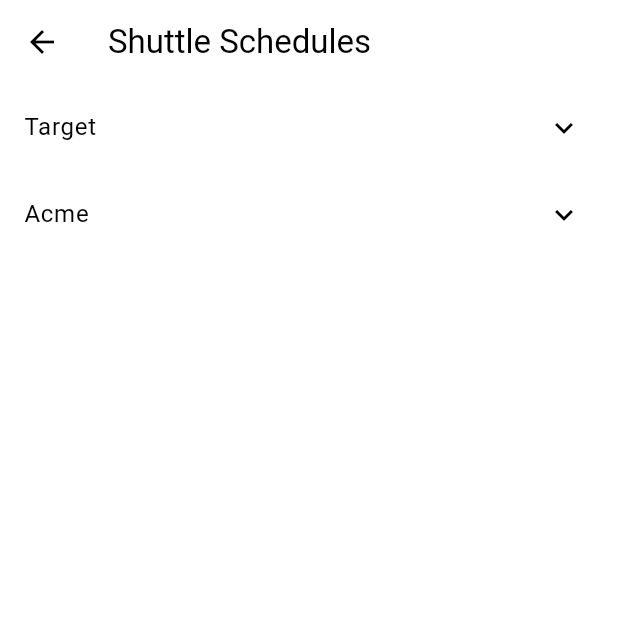
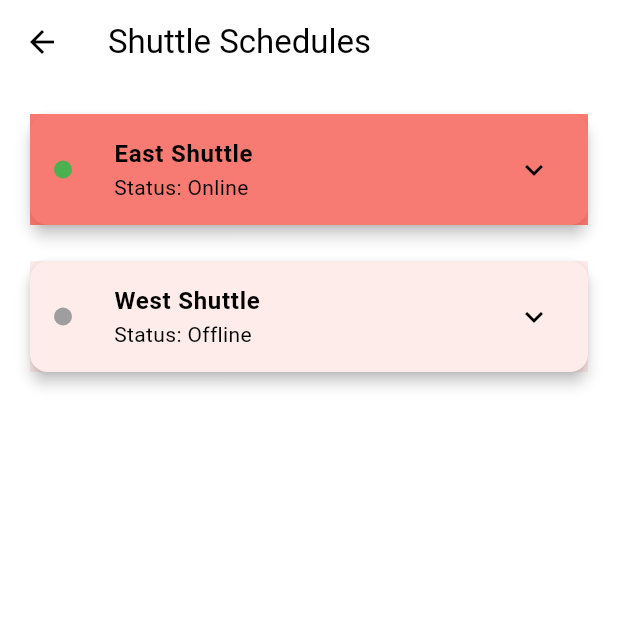
Before and after one commit to ryanhassell/sjuapp, a Flutter app: the ShuttleSchedulePage screen opened directly, on a phone screen of 412 x 824 dp, the top half of it. Run offline on Flutter 3.47's test engine with Material 2 defaults, Android fonts, the light colour scheme and no system bars; our stand-ins replace google_maps_flutter; missing offline and left inert: flutter_google_places, google_maps_webservice.

Commit message:
added more accurate schedules and reformated for better styling

```diff
--- a/lib/main.dart
+++ b/lib/main.dart
@@ -30,8 +30,8 @@
         ),
         useMaterial3: true,
       ),
-      // home: const MyHomePage(title: 'SJU App Home'), // UNCOMMENT TO GO TO HOME PAGE
-      home: RegistrationPage(), // UNCOMMENT FOR TESTING LOGIN
+       home: const MyHomePage(title: 'SJU App Home'), // UNCOMMENT TO GO TO HOME PAGE
+      //home: RegistrationPage(), // UNCOMMENT FOR TESTING LOGIN
     );
   }
 }
--- a/lib/shuttle_schedule.dart
+++ b/lib/shuttle_schedule.dart
@@ -1,6 +1,4 @@
-// shuttle_schedule.dart
 import 'package:flutter/material.dart';
-
 
 class ShuttleSchedulePage extends StatelessWidget {
   @override
@@ -9,53 +7,125 @@
       appBar: AppBar(
         title: Text('Shuttle Schedules'),
       ),
-      body: ListView.builder(
-        itemCount: exampleSchedules.length,
-        itemBuilder: (context, index) {
-          final schedule = exampleSchedules[index];
-          return ExpansionTile(
-            title: Text(schedule.destination),
-            children: schedule.schedule
-                .map((daySchedule) => ListTile(
-              title: Text(daySchedule.day),
-              subtitle: Text(daySchedule.timings.join(', ')),
-            ))
-                .toList(),
-          );
-        },
+      body: ListView(
+        padding: EdgeInsets.all(16.0),
+        children: [
+          ShuttleTile(shuttleType: 'East', shuttleStatus: 'Online'), // Replace with actual status
+          SizedBox(height: 16),
+          ShuttleTile(shuttleType: 'West', shuttleStatus: 'Offline'), // Replace with actual status
+        ],
       ),
     );
   }
 }
 
-class ShuttleSchedule {
-  final String destination;
-  final List<DaySchedule> schedule;
+class ShuttleTile extends StatelessWidget {
+  final String shuttleType;
+  final String shuttleStatus;
 
-  ShuttleSchedule(this.destination, this.schedule);
+  const ShuttleTile({
+    Key? key,
+    required this.shuttleType,
+    required this.shuttleStatus,
+  }) : super(key: key);
+
+  @override
+  Widget build(BuildContext context) {
+
+    String scheduleInfo = shuttleType == 'East'
+        ? 'The East Shuttle runs continuous loops between Main Campus and the Presidential City Apartments (3900 City Avenue) during the following hours: '
+        '\n\nMonday-Friday –  7:20 a.m.-10:50 p.m.\nSaturday and Sunday – 10:20 a.m.-10:50 p.m.\n\nStops:\nMandeville Hall\n50th and City Avenue'
+        '\n47th & City Avenue (City Ave North of 47th Street)\nTarget Shopping Center (City Ave North of Monument)\nPresidential/Lincoln Green (Stop is at Lincoln Green)'
+        '\nBala Shopping Center (City Ave South of 47th Street)\nBala Ave & City Avenue'
+        '\n\n*Please note that there is a stoppage in service from 10:20 a.m.-1:20 p.m., Monday-Friday and from 1:20 p.m.-3:20 p.m. on Saturday and Sunday.'
+        : 'The West Shuttle runs continuous loops between Main Campus and Merion Gardens during the following hours: '
+        '\n\nMonday-Friday: \nShuttle 1: 8:00 a.m.-3:15 p.m.\nShuttle 2: 7:15 a.m.-10:50 p.m.\n\nSaturday-Sunday:\n10:20 a.m.-10:50 p.m.'
+        '\n\nStops:\nMandeville Hall\nCardinal Avenue Entrance Gate\nMerion Gardens\nOverbrook and City (Septa Stop)\nCardinal Avenue (Septa Stop)';
+
+    return Card(
+      elevation: 4,
+      child: Container(
+        color: shuttleType == 'East'
+            ? shuttleStatus == 'Online' ? Colors.red.withOpacity(0.7) : Colors.red.withOpacity(0.1)
+            : shuttleStatus == 'Online' ? Colors.red.withOpacity(0.7) : Colors.red.withOpacity(0.1),
+        child: ExpansionTile(
+          leading: Container(
+            width: 12,
+            height: 12,
+            decoration: BoxDecoration(
+              shape: BoxShape.circle,
+              color: shuttleStatus == 'Online' ? Colors.green : Colors.grey,
+            ),
+          ),
+          title: Text(
+            '$shuttleType Shuttle',
+            style: TextStyle(fontWeight: FontWeight.bold),
+          ),
+          subtitle: Text('Status: $shuttleStatus'),
+          children: [
+            Padding(
+              padding: const EdgeInsets.symmetric(horizontal: 16.0),
+              child: Column(
+                crossAxisAlignment: CrossAxisAlignment.stretch,
+                children: [
+                  Text(
+                    'General Schedule:',
+                    style: TextStyle(fontSize: 16, fontWeight: FontWeight.bold),
+                  ),
+                  SizedBox(height: 8),
+                  Text(
+                    scheduleInfo,
+                    style: TextStyle(fontSize: 14),
+                  ),
+                  SizedBox(height: 16),
+                  ElevatedButton(
+                    onPressed: () {
+                      // Navigate to a page to track this shuttle
+                      Navigator.push(
+                        context,
+                        MaterialPageRoute(builder: (context) => ShuttleTrackingPage(shuttleType: shuttleType)),
+                      );
+                    },
+                    child: Center(
+                      child: Text(
+                        'Track this shuttle',
+                        style: TextStyle(
+                          color: shuttleStatus == 'Online' ? Colors.black : Colors.white.withOpacity(0.6),
+                        ),
+                      ),
+                    ),
+                    style: ElevatedButton.styleFrom(
+                      primary: shuttleStatus == 'Online' ? Colors.white.withOpacity(0.9) : Colors.grey.withOpacity(0.8),
+                    ),
+                  ),
+                ],
+              ),
+            ),
+          ],
+        ),
+      ),
+    );
+  }
 }
 
-class DaySchedule {
-  final String day;
-  final List<String> timings;
+class ShuttleTrackingPage extends StatelessWidget {
+  final String shuttleType;
 
-  DaySchedule(this.day, this.timings);
+  const ShuttleTrackingPage({Key? key, required this.shuttleType}) : super(key: key);
+
+  @override
+  Widget build(BuildContext context) {
+    return Scaffold(
+      appBar: AppBar(
+        title: Text('Track $shuttleType Shuttle'),
+      ),
+      body: Center(
+        child: Text(
+          'Tracking information for $shuttleType Shuttle will be implemented here.',
+          style: TextStyle(fontSize: 18),
+          textAlign: TextAlign.center,
+        ),
+      ),
+    );
+  }
 }
-
-// Example schedule data
-List<ShuttleSchedule> exampleSchedules = [
-  ShuttleSchedule(
-    'Target',
-    [
-      DaySchedule('Monday', ['2:00 PM']),
-      DaySchedule('Wednesday', ['2:00 PM']),
-    ],
-  ),
-  ShuttleSchedule(
-    'Acme',
-    [
-      DaySchedule('Tuesday', ['11:00 AM']),
-      DaySchedule('Thursday', ['11:00 AM']),
-    ],
-  ),
-];
```
Also changed, not shown: 6 other files.
